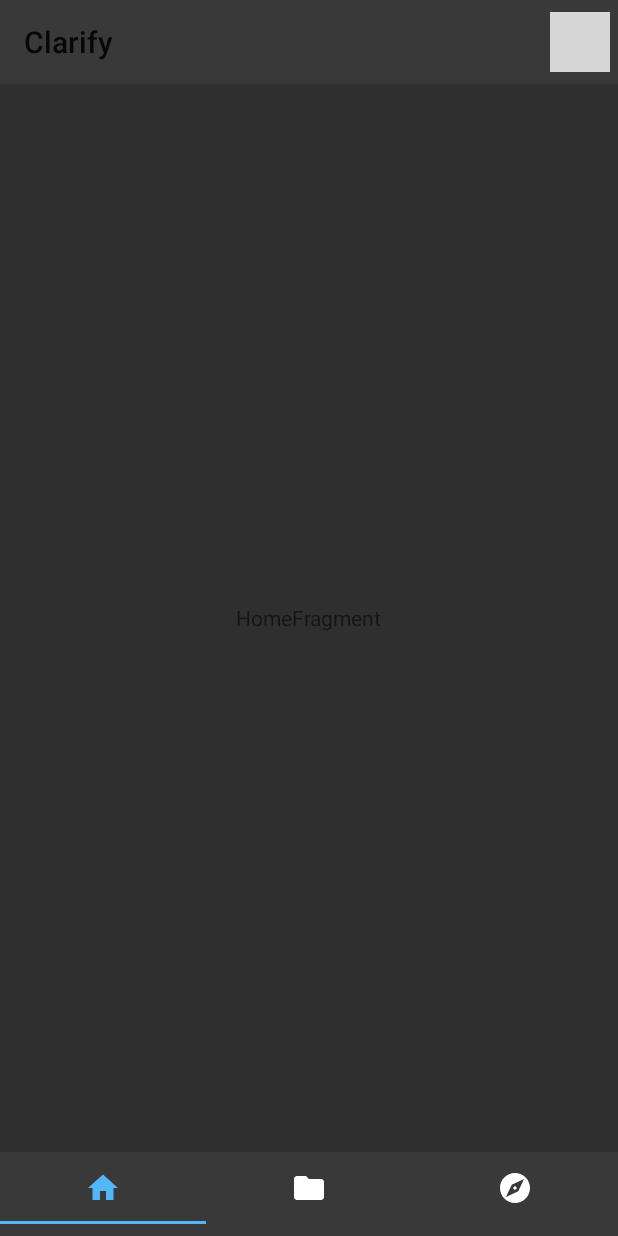
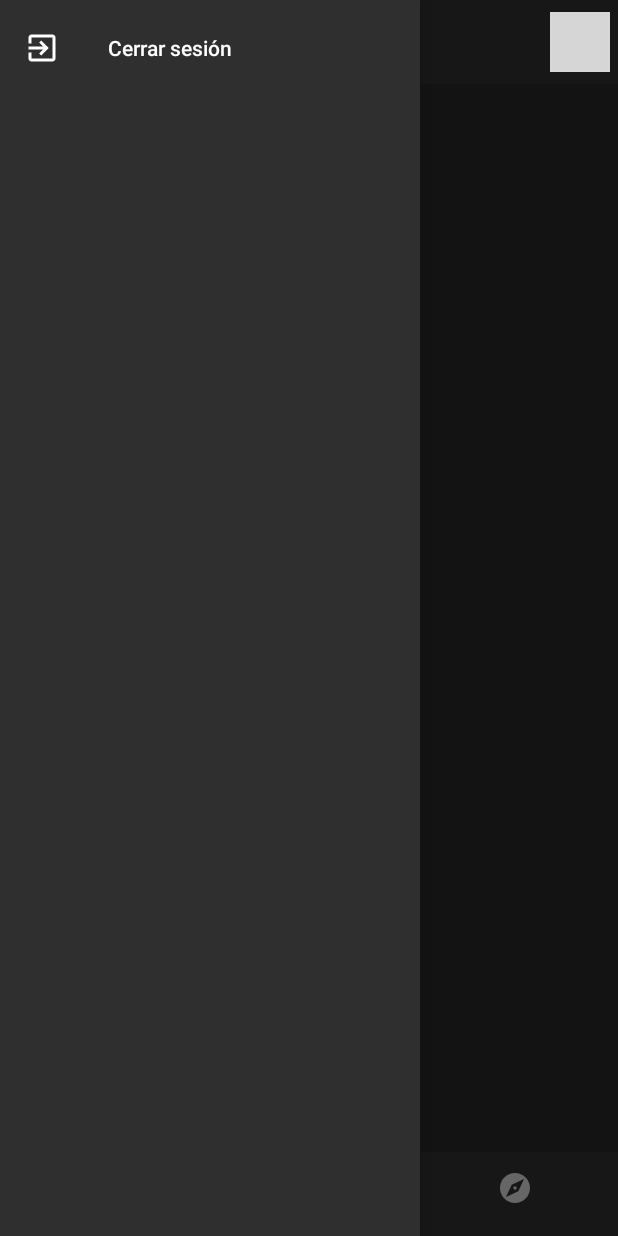
Before and after one commit to alvarodelaflor/clarify, an Android app: the screen it shows after launch once a user with an empty profile is signed in (MainActivity), after a tap on an icon or button, on a phone screen of 412 x 824 dp. Run offline under Robolectric (Android 15) with nearby library versions, the phone set to English and light mode, and no system bars; our stand-ins replace CircleImageView, Firebase (no records; nobody signed in at launch, a user with empty details on screens opened directly), Picasso; libraries missing offline, so code that uses them is left out: io.realm; pictures from the network do not load; Roboto replaces fonts that are not available here; 5 statements that could not run were skipped; 1 other tap on this screen came first; grey boxes are pictures that could not be loaded.

Commit message:
[feat] New NavigationView

```diff
--- a/clarify/app/src/main/java/es/clarify/clarify/MainActivity.java
+++ b/clarify/app/src/main/java/es/clarify/clarify/MainActivity.java
@@ -6,7 +6,9 @@ import com.google.android.gms.auth.api.signin.GoogleSignInClient;
 import com.google.android.gms.auth.api.signin.GoogleSignInOptions;
 import com.google.android.gms.tasks.OnCompleteListener;
 import com.google.android.gms.tasks.Task;
+import com.google.android.material.navigation.NavigationView;
 import com.google.android.material.tabs.TabLayout;
+
 import android.app.PendingIntent;
 import android.content.Intent;
 import android.graphics.PorterDuff;
@@ -14,6 +16,7 @@ import android.graphics.drawable.Drawable;
 import android.nfc.NfcAdapter;
 import android.os.Bundle;
 import android.provider.Settings;
+import android.view.Gravity;
 import android.view.Menu;
 import android.view.MenuItem;
 import android.view.View;
@@ -27,10 +30,13 @@ import androidx.appcompat.app.ActionBar;
 import androidx.appcompat.app.AppCompatActivity;
 import androidx.appcompat.widget.Toolbar;
 import androidx.core.content.ContextCompat;
+import androidx.core.view.GravityCompat;
 import androidx.core.view.MenuItemCompat;
+import androidx.drawerlayout.widget.DrawerLayout;
 import androidx.fragment.app.Fragment;
 import androidx.fragment.app.FragmentTransaction;
 import androidx.viewpager.widget.ViewPager;
+
 import com.google.android.material.bottomnavigation.BottomNavigationView;
 import com.google.firebase.auth.FirebaseAuth;
 
@@ -43,7 +49,7 @@ import es.clarify.clarify.Utilities.GoogleUtilities;
 import io.realm.Realm;
 import io.realm.RealmConfiguration;
 
-public class MainActivity extends AppCompatActivity {
+public class MainActivity extends AppCompatActivity implements NavigationView.OnNavigationItemSelectedListener {
 
     private NfcAdapter nfcAdapter;
     private PendingIntent pendingIntent;
@@ -56,6 +62,9 @@ public class MainActivity extends AppCompatActivity {
     private HomeFragment homeFragment;
     private StoreFragment storeFragment;
     private Database database;
+    private DrawerLayout drawerLayout;
+    private NavigationView navigationView;
+    private MenuItem menuItemLogOut;
 
 
     @Override
@@ -111,6 +120,9 @@ public class MainActivity extends AppCompatActivity {
         Toolbar toolbar = (Toolbar) findViewById(R.id.toolbar);
         setSupportActionBar(toolbar);
 
+        drawerLayout = findViewById(R.id.main_layout2);
+        navigationView = findViewById(R.id.navigation_view);
+
         // Set navBar
         tabLayout = (TabLayout) findViewById(R.id.tab_layout);
         viewPager = (ViewPager) findViewById(R.id.mainFrame);
@@ -165,6 +177,7 @@ public class MainActivity extends AppCompatActivity {
         ActionBar actionBar = getSupportActionBar();
         actionBar.setElevation(0);
 
+        setNavigationViewListener();
 
         pendingIntent = PendingIntent.getActivity(this, 0,
                 new Intent(this, this.getClass())
@@ -186,21 +199,29 @@ public class MainActivity extends AppCompatActivity {
         profileImage.setOnClickListener(new View.OnClickListener() {
             @Override
             public void onClick(View view) {
-
+                drawerLayout.openDrawer(GravityCompat.START);
             }
         });
 
         return super.onCreateOptionsMenu(menu);
     }
 
-//    @Override
-//    public boolean onOptionsItemSelected(MenuItem item) {
-//        switch (item.getItemId()) {
-//            case R.id.action_menu1:
-//                logOut();
-//        }
-//        return super.onOptionsItemSelected(item);
-//    }
+    @Override
+    public boolean onNavigationItemSelected(@NonNull MenuItem menuItem) {
+        switch (menuItem.getItemId()) {
+
+            case R.id.logout: {
+                logOut();
+                break;
+            }
+        }
+        return true;
+    }
+
+    private void setNavigationViewListener() {
+        NavigationView navigationView = (NavigationView) findViewById(R.id.navigation_view);
+        navigationView.setNavigationItemSelectedListener(this);
+    }
 
     public void logOut() {
         FirebaseAuth.getInstance().signOut();
--- /dev/null
+++ b/clarify/app/src/main/res/drawable/ic_exit_to_app_black_24dp.xml
@@ -0,0 +1,5 @@
+<vector android:height="24dp" android:tint="#FFFFFF"
+    android:viewportHeight="24.0" android:viewportWidth="24.0"
+    android:width="24dp" xmlns:android="http://schemas.android.com/apk/res/android">
+    <path android:fillColor="#FF000000" android:pathData="M10.09,15.59L11.5,17l5,-5 -5,-5 -1.41,1.41L12.67,11H3v2h9.67l-2.58,2.59zM19,3H5c-1.11,0 -2,0.9 -2,2v4h2V5h14v14H5v-4H3v4c0,1.1 0.89,2 2,2h14c1.1,0 2,-0.9 2,-2V5c0,-1.1 -0.9,-2 -2,-2z"/>
+</vector>
--- a/clarify/app/src/main/res/layout/activity_main.xml
+++ b/clarify/app/src/main/res/layout/activity_main.xml
@@ -1,11 +1,15 @@
-<RelativeLayout
-    android:id="@+id/main_layout"
-    xmlns:android="http://schemas.android.com/apk/res/android"
+<androidx.drawerlayout.widget.DrawerLayout xmlns:android="http://schemas.android.com/apk/res/android"
     xmlns:app="http://schemas.android.com/apk/res-auto"
     xmlns:tools="http://schemas.android.com/tools"
+    android:id="@+id/main_layout2"
     android:layout_width="match_parent"
     android:layout_height="match_parent"
     tools:context=".MainActivity">
+
+    <RelativeLayout
+        android:id="@+id/main_layout"
+        android:layout_width="match_parent"
+        android:layout_height="match_parent">
 
         <androidx.appcompat.widget.Toolbar
             android:id="@+id/toolbar"
@@ -13,26 +17,37 @@
             android:layout_height="wrap_content"
             android:layout_alignParentTop="true"
             android:background="@color/colorPrimary"
-        android:elevation="6dp"
-        app:popupTheme="@style/ThemeOverlay.AppCompat.Light"/>
+            app:popupTheme="@style/ThemeOverlay.AppCompat.Light" />
 
         <androidx.viewpager.widget.ViewPager
             android:id="@+id/mainFrame"
             android:layout_width="match_parent"
             android:layout_height="wrap_content"
-        android:layout_below="@id/toolbar"
-        android:layout_above="@id/tab_layout"/>
+            android:layout_above="@id/tab_layout"
+            android:layout_below="@id/toolbar" />
 
         <com.google.android.material.tabs.TabLayout
             android:id="@+id/tab_layout"
-        app:tabMode="fixed"
             android:layout_width="match_parent"
             android:layout_height="wrap_content"
+            android:layout_alignParentBottom="true"
             android:background="@color/colorPrimary"
-        android:elevation="6dp"
+            android:minHeight="?attr/actionBarSize"
             app:tabIndicatorColor="@color/colorAccent"
-        android:minHeight="?attr/actionBarSize"
-        android:layout_alignParentBottom="true"
-        />
+            app:tabMode="fixed" />
 
     </RelativeLayout>
+
+    <com.google.android.material.navigation.NavigationView
+        android:id="@+id/navigation_view"
+        android:layout_width="wrap_content"
+        android:layout_height="match_parent"
+        android:layout_gravity="start"
+        android:background="@color/colorPrimaryDark"
+        app:itemIconTint="@color/white"
+        app:itemTextColor="@color/white"
+        app:menu="@menu/menu_dv">
+
+    </com.google.android.material.navigation.NavigationView>
+
+</androidx.drawerlayout.widget.DrawerLayout>
--- a/clarify/app/src/main/res/layout/toolbar.xml
+++ /dev/null
@@ -1,9 +0,0 @@
-<?xml version="1.0" encoding="utf-8"?>
-<androidx.appcompat.widget.Toolbar xmlns:android="http://schemas.android.com/apk/res/android"
-    android:layout_width="match_parent"
-    android:layout_height="65dp"
-    xmlns:app="http://schemas.android.com/apk/res-auto"
-    android:background="@color/dark_gray"
-    android:elevation="4dp"
-    android:theme="@style/ThemeOverlay.AppCompat.Dark.ActionBar"
-    app:popupTheme="@style/ThemeOverlay.AppCompat.Light" />
--- /dev/null
+++ b/clarify/app/src/main/res/menu/menu_dv.xml
@@ -0,0 +1,9 @@
+<?xml version="1.0" encoding="utf-8"?>
+<menu xmlns:app="http://schemas.android.com/apk/res-auto"
+    xmlns:android="http://schemas.android.com/apk/res/android">
+
+    <item
+        android:title="Cerrar sesión"
+        android:id="@+id/logout"
+        android:icon="@drawable/ic_exit_to_app_black_24dp"/>
+</menu>
```
Lines whose indentation alone changed are shown as unchanged.
